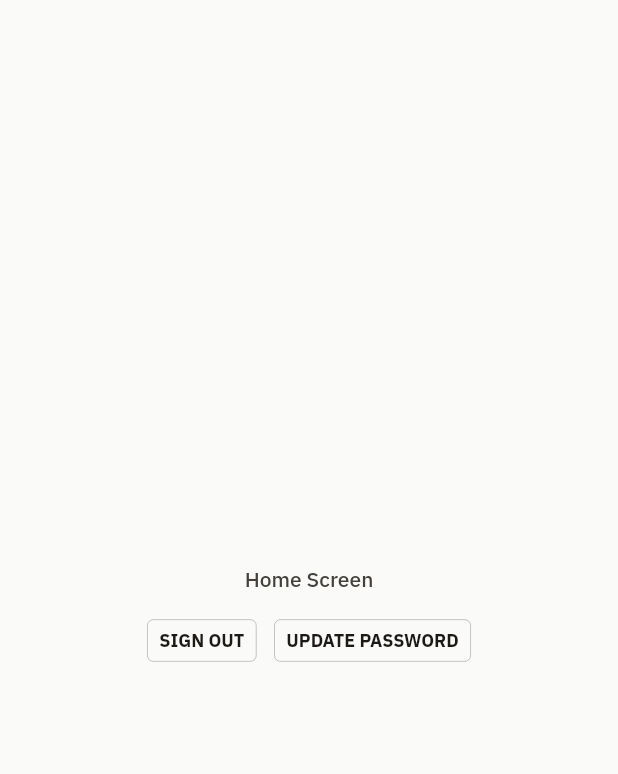
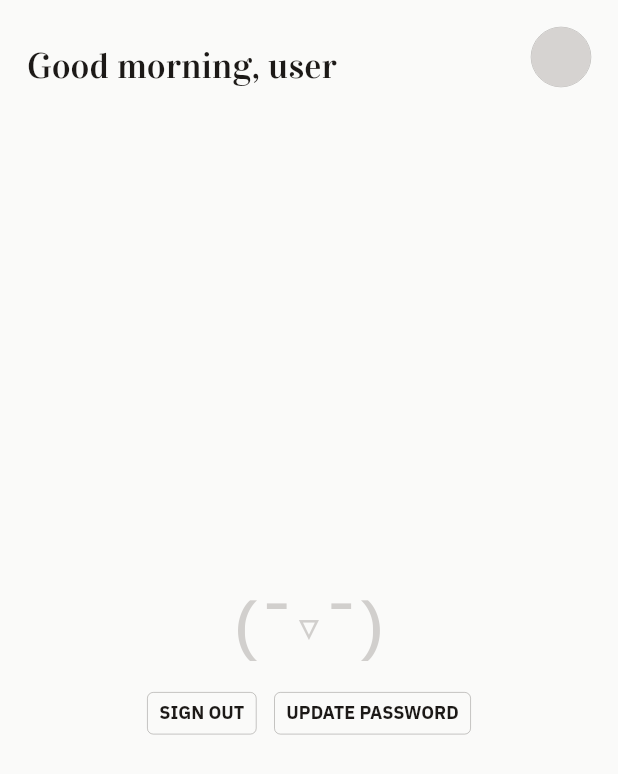
Before and after one commit to photosunthesis/bebi-app-flutter, a Flutter app: the HomeScreen screen opened directly, on a phone screen of 412 x 824 dp. Shown: the top 774 px of the screen. Run offline on Flutter 3.47's test engine with Material 3 defaults, Android fonts, the phone set to English and light mode, and no system bars; our stand-ins replace cached_network_image, cloud_firestore, dio, firebase_ai, firebase_analytics, firebase_auth and 16 more; missing offline and left inert: flutter_keyboard_visibility_temp_fork, flutter_refresh_rate_control; accounts and stored records are empty; generated files the repository leaves out were written again; project files that could hold a hidden picture were left out.

Commit message:
feat(home): ✨ Implement new home screen UI with greeting and profile
- Add utility method for random kaomoji selection
- Add home greeting translations
- Add toTitleCase extension method
- Rename state classes and update initial state

```diff
--- a/lib/localizations/app_en.arb
+++ b/lib/localizations/app_en.arb
@@ -273,5 +273,21 @@
   "discardChangesButton": "Discard changes",
   "newUpdateAvailableTitle": "New update available",
   "updateAvailableDescription": "A new version (v{version}) is now available. Tap the button below to go to the release page to get the update.",
-  "getUpdateButton": "Get update"
+  "getUpdateButton": "Get update",
+  "homeGreeting": "Good {timeOfDay}, {userName}",
+  "@homeGreeting": {
+    "placeholders": {
+      "timeOfDay": {
+        "type": "String",
+        "description": "Time of day (morning, afternoon, evening)"
+      },
+      "userName": {
+        "type": "String",
+        "description": "The user's display name"
+      }
+    }
+  },
+  "morning": "morning",
+  "afternoon": "afternoon",
+  "evening": "evening"
 }
--- a/lib/ui/features/calendar/widgets/calendar_events.dart
+++ b/lib/ui/features/calendar/widgets/calendar_events.dart
@@ -1,5 +1,3 @@
-import 'dart:math';
-
 import 'package:bebi_app/app/router/app_router.dart';
 import 'package:bebi_app/constants/kaomojis.dart';
 import 'package:bebi_app/constants/ui_constants.dart';
@@ -10,8 +8,7 @@ import 'package:bebi_app/utils/localizations_utils.dart';
 import 'package:flutter/material.dart';
 
 abstract class CalendarEvents {
-  static final _kaomoji =
-      Kaomojis.happySet[Random().nextInt(Kaomojis.happySet.length)];
+  static final _kaomoji = Kaomojis.getRandomFromHappySet();
 
   static SliverList buildList(List<CalendarEvent> events) {
     return SliverList.builder(
--- a/lib/ui/features/confirm_email/confirm_email_screen.dart
+++ b/lib/ui/features/confirm_email/confirm_email_screen.dart
@@ -1,5 +1,3 @@
-import 'dart:math';
-
 import 'package:bebi_app/app/router/app_router.dart';
 import 'package:bebi_app/constants/kaomojis.dart';
 import 'package:bebi_app/constants/ui_constants.dart';
@@ -19,8 +17,7 @@ class ConfirmEmailScreen extends StatefulWidget {
 
 class _ConfirmEmailScreenState extends State<ConfirmEmailScreen> {
   late final _cubit = context.read<ConfirmEmailCubit>();
-  static final _kaomoji =
-      Kaomojis.happySet[Random().nextInt(Kaomojis.happySet.length)];
+  static final _kaomoji = Kaomojis.getRandomFromHappySet();
 
   @override
   void initState() {
--- a/lib/ui/features/home/home_cubit.dart
+++ b/lib/ui/features/home/home_cubit.dart
@@ -32,7 +32,7 @@ class HomeCubit extends Cubit<HomeState> {
     this._userPartnershipBox,
     this._aiSummaryAndInsightsBox,
     this._appUpdateService,
-  ) : super(const HomeInitial());
+  ) : super(const HomeState.loading());
 
   final UserProfileRepository _userProfileRepository;
   final UserPartnershipsRepository _userPartnershipsRepository;
@@ -99,7 +99,7 @@ class HomeCubit extends Cubit<HomeState> {
           return;
         }
 
-        emit(HomeState.loaded(currentUser: userProfile));
+        emit(HomeState.data(currentUser: userProfile));
 
         logEvent(
           name: 'home_screen_loaded',
@@ -134,8 +134,6 @@ class HomeCubit extends Cubit<HomeState> {
           _userPartnershipBox.clear(),
           _aiSummaryAndInsightsBox.clear(),
         ]);
-
-        emit(const HomeState.initial());
       },
       onError: (error, _) {
         emit(HomeState.error(error.toString()));
--- a/lib/ui/features/home/home_screen.dart
+++ b/lib/ui/features/home/home_screen.dart
@@ -1,9 +1,15 @@
 import 'package:bebi_app/app/router/app_router.dart';
+import 'package:bebi_app/constants/kaomojis.dart';
+import 'package:bebi_app/constants/ui_constants.dart';
 import 'package:bebi_app/data/models/app_update_info.dart';
+import 'package:bebi_app/data/models/user_profile.dart';
 import 'package:bebi_app/ui/features/home/home_cubit.dart';
 import 'package:bebi_app/ui/shared_widgets/modals/options_bottom_dialog.dart';
 import 'package:bebi_app/ui/shared_widgets/snackbars/default_snackbar.dart';
+import 'package:bebi_app/utils/extension/build_context_extensions.dart';
+import 'package:bebi_app/utils/extension/string_extensions.dart';
 import 'package:bebi_app/utils/localizations_utils.dart';
+import 'package:cached_network_image/cached_network_image.dart';
 import 'package:flutter/material.dart';
 import 'package:flutter_bloc/flutter_bloc.dart';
 import 'package:url_launcher/url_launcher_string.dart';
@@ -17,8 +23,7 @@ class HomeScreen extends StatefulWidget {
 
 class _HomeScreenState extends State<HomeScreen> {
   late final _cubit = context.read<HomeCubit>();
-
-  bool _showUpdateDialog = false;
+  static final _kaomoji = Kaomojis.getRandomFromHappySet();
 
   @override
   void initState() {
@@ -28,19 +33,97 @@ class _HomeScreenState extends State<HomeScreen> {
 
   @override
   Widget build(BuildContext context) {
-    return BlocBuilder<HomeCubit, HomeState>(
-      builder: (context, state) {
-        // BlocListener not triggering state changes as expected 🤷🏻, using
-        // BlocBuilder with manual state handling as workaround
-        _handleStateChanges(state);
+    return BlocListener<HomeCubit, HomeState>(
+      listener: (context, state) => state.maybeWhen(
+        shouldSetUpProfile: () => context.goNamed(AppRoutes.profileSetup),
+        shouldAddPartner: () => context.goNamed(AppRoutes.addPartner),
+        shouldConfirmEmail: () => context.goNamed(AppRoutes.confirmEmail),
+        shouldUpdateApp: _showAppUpdateDialog,
+        error: context.showSnackbar,
+        orElse: () => null,
+      ),
+      child: Scaffold(
+        body: CustomScrollView(
+          slivers: [
+            SliverSafeArea(
+              sliver: SliverPadding(
+                padding: const EdgeInsets.only(top: UiConstants.padding),
+                sliver: SliverToBoxAdapter(child: Container()),
+              ),
+            ),
+            SliverToBoxAdapter(child: _buildHeader()),
+            SliverFillRemaining(
+              hasScrollBody: false,
+              fillOverscroll: false,
+              child: _buildMainContent(),
+            ),
+          ],
+        ),
+      ),
+    );
+  }
 
-        return Scaffold(
-          body: Center(
+  Widget _buildHeader() {
+    final now = DateTime.now();
+    return BlocSelector<HomeCubit, HomeState, UserProfile?>(
+      selector: (state) => state.maybeMap(
+        data: (state) => state.currentUser,
+        orElse: () => null,
+      ),
+      builder: (context, userProfile) {
+        return Padding(
+          padding: const EdgeInsets.symmetric(horizontal: UiConstants.padding),
+          child: Row(
+            mainAxisAlignment: MainAxisAlignment.spaceBetween,
+            crossAxisAlignment: CrossAxisAlignment.end,
+            children: [
+              Text(
+                context.l10n.homeGreeting(
+                  now.hour < 12
+                      ? context.l10n.morning
+                      : now.hour < 17
+                      ? context.l10n.afternoon
+                      : context.l10n.evening,
+                  userProfile?.displayName.toTitleCase() ?? 'user',
+                ),
+                style: context.primaryTextTheme.headlineSmall,
+              ),
+              Container(
+                width: 40,
+                height: 40,
+                decoration: BoxDecoration(
+                  shape: BoxShape.circle,
+                  border: Border.all(
+                    color: context.colorScheme.outline,
+                    width: UiConstants.borderWidth,
+                  ),
+                ),
+                child: CircleAvatar(
+                  backgroundColor: context.colorScheme.onTertiary,
+                  backgroundImage: userProfile != null
+                      ? CachedNetworkImageProvider(userProfile.photoUrl!)
+                      : null,
+                ),
+              ),
+            ],
+          ),
+        );
+      },
+    );
+  }
+
+  Widget _buildMainContent() {
+    return Center(
       child: Column(
         mainAxisSize: MainAxisSize.min,
         children: [
-                Text(context.l10n.homeScreenTitle),
-                const SizedBox(height: 12),
+          Text(
+            _kaomoji,
+            style: context.textTheme.displaySmall?.copyWith(
+              color: context.colorScheme.secondary.withAlpha(80),
+            ),
+          ),
+          const SizedBox(height: 8),
           Row(
             mainAxisAlignment: MainAxisAlignment.center,
             children: [
@@ -56,38 +139,16 @@ class _HomeScreenState extends State<HomeScreen> {
                 onPressed: () {
                   context.pushNamed(AppRoutes.updatePassword);
                 },
-                      child: Text(
-                        context.l10n.updatePasswordButton.toUpperCase(),
-                      ),
+                child: Text(context.l10n.updatePasswordButton.toUpperCase()),
               ),
             ],
           ),
         ],
       ),
-          ),
-        );
-      },
-    );
-  }
-
-  void _handleStateChanges(HomeState state) {
-    WidgetsBinding.instance.addPostFrameCallback(
-      (_) => switch (state) {
-        HomeShouldSetUpProfile() => context.goNamed(AppRoutes.profileSetup),
-        HomeShouldAddPartner() => context.goNamed(AppRoutes.addPartner),
-        HomeShouldConfirmEmail() => context.goNamed(AppRoutes.confirmEmail),
-        HomeShouldUpdateApp(:final info) => _showAppUpdateDialog(info),
-        HomeError(:final message) => context.showSnackbar(message),
-        _ => null,
-      },
     );
   }
 
   void _showAppUpdateDialog(AppUpdateInfo info) {
-    if (_showUpdateDialog) return;
-
-    setState(() => _showUpdateDialog = true);
-
     OptionsBottomDialog.show(
       context,
       isDismissible: false,
--- a/lib/ui/features/home/home_state.dart
+++ b/lib/ui/features/home/home_state.dart
@@ -2,14 +2,13 @@ part of 'home_cubit.dart';
 
 @freezed
 sealed class HomeState with _$HomeState {
-  const factory HomeState.initial() = HomeInitial;
-  const factory HomeState.loading() = HomeLoading;
-  const factory HomeState.error(String message) = HomeError;
-  const factory HomeState.loaded({required UserProfile currentUser}) =
-      HomeLoaded;
-  const factory HomeState.shouldSetUpProfile() = HomeShouldSetUpProfile;
-  const factory HomeState.shouldConfirmEmail() = HomeShouldConfirmEmail;
-  const factory HomeState.shouldAddPartner() = HomeShouldAddPartner;
+  const factory HomeState.loading() = HomeLoadingState;
+  const factory HomeState.error(String message) = HomeErrorState;
+  const factory HomeState.data({required UserProfile currentUser}) =
+      HomeDataState;
+  const factory HomeState.shouldSetUpProfile() = HomeShouldSetUpProfileState;
+  const factory HomeState.shouldConfirmEmail() = HomeShouldConfirmEmailState;
+  const factory HomeState.shouldAddPartner() = HomeShouldAddPartnerState;
   const factory HomeState.shouldUpdateApp(AppUpdateInfo info) =
-      HomeShouldUpdateApp;
+      HomeShouldUpdateAppState;
 }
```
Also changed, not shown: lib/constants/kaomojis.dart (+8 -0 lines), lib/utils/extension/string_extensions.dart (+21 -0 lines). Lines whose indentation alone changed are shown as unchanged.
